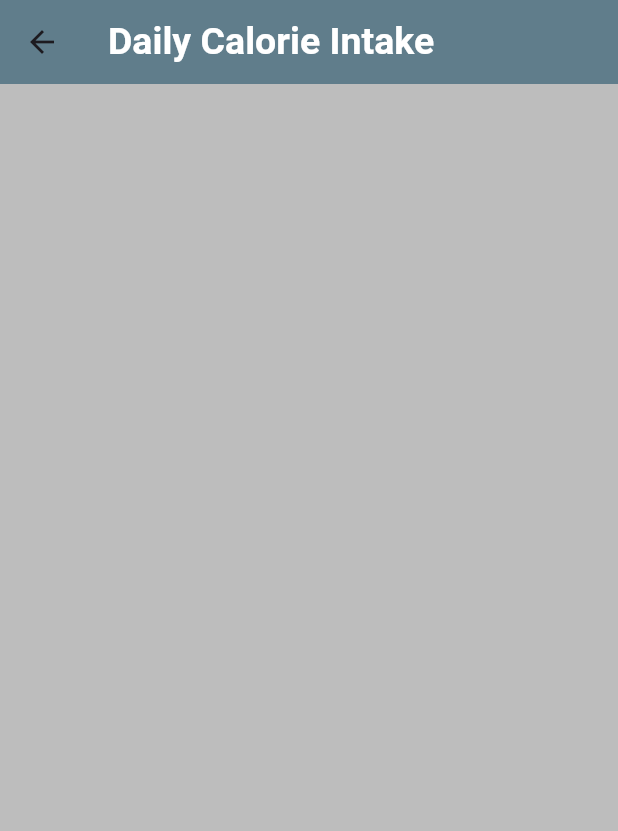
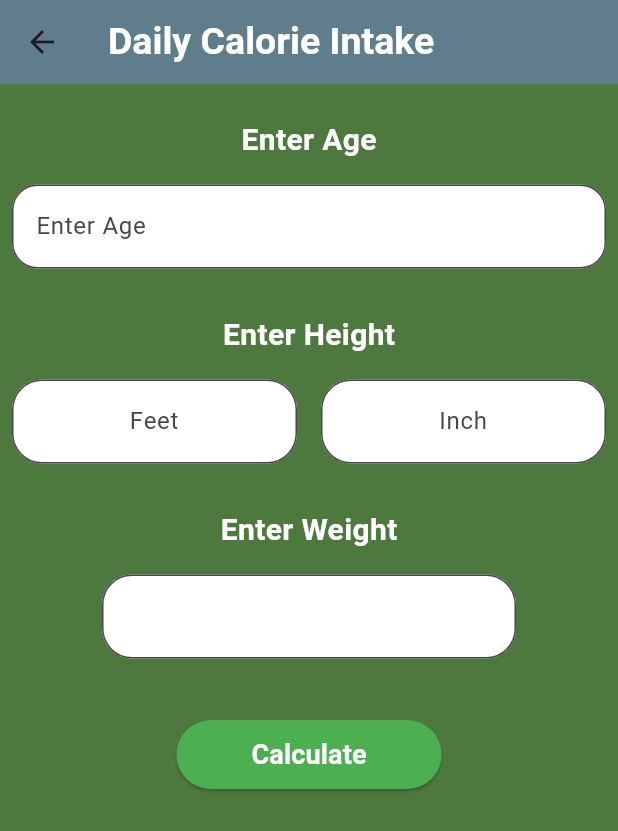
Before and after one commit to AayushxRajput/bmi_calculator, a Flutter app: the DailyCalorieIntake screen opened directly, on a phone screen of 412 x 824 dp. Shown: the top 831 px of the screen. Run offline on Flutter 3.47's test engine with Material 3 defaults, Android fonts, the phone set to English and light mode, and no system bars; our stand-ins replace numberpicker.

Commit message:
Daily Calorie Intake UI Complete

```diff
--- a/lib/home_children/body_mass_index.dart
+++ b/lib/home_children/body_mass_index.dart
@@ -28,7 +28,7 @@ class _BodyMassIndexState extends State<BodyMassIndex> {
               style: TextStyle(
               fontSize: 25,
               fontWeight: FontWeight.bold,
-                color: Colors.white,
+                color: Colors.black,
           ),
         ),
       ),
@@ -89,6 +89,7 @@ class _BodyMassIndexState extends State<BodyMassIndex> {
                         border: OutlineInputBorder(
                           borderRadius: BorderRadius.circular(20),
                         ),
+                        hintText: 'Feet',
                         fillColor: Colors.white,
                         filled: true,
                       ),
@@ -105,6 +106,7 @@ class _BodyMassIndexState extends State<BodyMassIndex> {
                         border: OutlineInputBorder(
                           borderRadius: BorderRadius.circular(20),
                         ),
+                        hintText: 'Inch',
                         fillColor: Colors.white,
                         filled: true,
                       ),
@@ -112,21 +114,6 @@ class _BodyMassIndexState extends State<BodyMassIndex> {
                     ),
                   ),
 
-
-                  const SizedBox(width: 16),
-                  Expanded(
-                    child: TextField(
-                      keyboardType: TextInputType.number,
-                      decoration: InputDecoration(
-                        border: OutlineInputBorder(
-                          borderRadius: BorderRadius.circular(20),
-                        ),
-                        fillColor: Colors.white,
-                        filled: true,
-                       ),
-                      textAlign: TextAlign.center,
-                    ),
-                  ),
                 ],
               ),
 
@@ -147,6 +134,8 @@ class _BodyMassIndexState extends State<BodyMassIndex> {
                 mainAxisAlignment: MainAxisAlignment.center,
                 children: [
                   Expanded(
+                    child: Padding(
+                      padding: const EdgeInsets.only(left: 60,right: 60),
                       child: TextField(
                         keyboardType: TextInputType.number,
                         decoration: InputDecoration(
@@ -159,22 +148,8 @@ class _BodyMassIndexState extends State<BodyMassIndex> {
                         textAlign: TextAlign.center,
                       ),
                     ),
+                  ),
 
-
-                  const SizedBox(width: 16),
-                  Expanded(
-                    child: TextField(
-                      keyboardType: TextInputType.number,
-                      decoration: InputDecoration(
-                        border: OutlineInputBorder(
-                          borderRadius: BorderRadius.circular(20),
-                        ),
-                        fillColor: Colors.white,
-                        filled: true,
-                      ),
-                      textAlign: TextAlign.center,
-                    ),
-                  ),
                 ],
               ),
 
--- a/lib/home_children/daily_calorie_intake.dart
+++ b/lib/home_children/daily_calorie_intake.dart
@@ -11,7 +11,7 @@ class _DailyCalorieIntakeState extends State<DailyCalorieIntake> {
   @override
   Widget build(BuildContext context) {
     return  Scaffold(
-      backgroundColor: Colors.black26,
+      backgroundColor: const Color(0xFF4E793E),
       appBar: AppBar(
         leading: IconButton(
           icon: const Icon(Icons.arrow_back),
@@ -29,6 +29,155 @@ class _DailyCalorieIntakeState extends State<DailyCalorieIntake> {
           ),
         ),
       ),
+
+      body:  Padding(
+        padding: const EdgeInsets.all(8.0),
+        child:  SingleChildScrollView(
+          child: Column(
+            mainAxisAlignment: MainAxisAlignment.start,
+            children: [
+
+              //Enter Age Text
+              const SizedBox(height: 15,),
+              const Text(
+                'Enter Age',
+                style: TextStyle(
+                  fontSize: 20,
+                  color: Colors.white,
+                  fontWeight: FontWeight.w700,
+                ),
+              ),
+
+              //Enter Age TextField
+              const SizedBox(height: 15,),
+              TextField(
+                keyboardType: TextInputType.number,
+                decoration: InputDecoration(
+                  border: OutlineInputBorder(
+                    borderRadius: BorderRadius.circular(17),
+                  ),
+
+                  hintText: 'Enter Age ',
+                  fillColor: Colors.white,
+                  filled: true,
+                ),
+              ),
+
+              //Enter Height Text
+              const SizedBox(height: 30,),
+              const Text(
+                'Enter Height',
+                style: TextStyle(
+                  fontSize: 20,
+                  color: Colors.white,
+                  fontWeight: FontWeight.w700,
+                ),
+              ),
+
+              //Enter Height TextField
+              const SizedBox(height: 15,),
+              Row(
+                mainAxisAlignment: MainAxisAlignment.center,
+                children: [
+                  Expanded(
+                    child: TextField(
+                      keyboardType: TextInputType.number,
+                      decoration: InputDecoration(
+                        border: OutlineInputBorder(
+                          borderRadius: BorderRadius.circular(20),
+                        ),
+                        hintText: 'Feet',
+                        fillColor: Colors.white,
+                        filled: true,
+                      ),
+                      textAlign: TextAlign.center,
+                    ),
+                  ),
+
+
+                  const SizedBox(width: 16),
+                  Expanded(
+                    child: TextField(
+                      keyboardType: TextInputType.number,
+                      decoration: InputDecoration(
+                        border: OutlineInputBorder(
+                          borderRadius: BorderRadius.circular(20),
+                        ),
+                        hintText: 'Inch',
+                        fillColor: Colors.white,
+                        filled: true,
+                      ),
+                      textAlign: TextAlign.center,
+                    ),
+                  ),
+
+                ],
+              ),
+
+              //Enter Weight Text
+              const SizedBox(height: 30,),
+              const Text(
+                'Enter Weight',
+                style: TextStyle(
+                  fontSize: 20,
+                  color: Colors.white,
+                  fontWeight: FontWeight.w700,
+                ),
+              ),
+
+              //Enter Weight TextField
+              const SizedBox(height: 15,),
+              Row(
+                mainAxisAlignment: MainAxisAlignment.center,
+                children: [
+                  Expanded(
+                    child: Padding(
+                      padding: const EdgeInsets.only(left: 60,right: 60),
+                      child: TextField(
+                        keyboardType: TextInputType.number,
+                        decoration: InputDecoration(
+                          border: OutlineInputBorder(
+                            borderRadius: BorderRadius.circular(20),
+                          ),
+                          fillColor: Colors.white,
+                          filled: true,
+                        ),
+                        textAlign: TextAlign.center,
+                      ),
+                    ),
+                  ),
+
+                ],
+              ),
+
+              //Calculate Button
+              const SizedBox(height: 40,),
+              ElevatedButton(
+                onPressed: () {
+                },
+
+                style: ElevatedButton.styleFrom(
+                  backgroundColor: Colors.green,
+                  padding: const EdgeInsets.symmetric(horizontal: 50, vertical: 10),
+                  shape: RoundedRectangleBorder(
+                    borderRadius: BorderRadius.circular(35),
+                  ),
+                ),
+
+                child: const Text(
+                  'Calculate',
+                  style: TextStyle(
+                    color: Colors.white,
+                    fontSize: 18,
+                    fontWeight: FontWeight.bold,
+                  ),
+                ),
+              )
+
+            ],
+          ),
+        ),
+      ),
     );
   }
 }
--- a/lib/home_children/daily_water_intake.dart
+++ b/lib/home_children/daily_water_intake.dart
@@ -30,9 +30,7 @@ class _DailyWaterIntakeState extends State<DailyWaterIntake> {
             style: TextStyle(
               fontSize: 24,
               fontWeight: FontWeight.bold,
-              fontFamily: 'Raleway',
-              letterSpacing: 1.0,
-            ),
+             ),
           ),
       ),
 
```
Lines whose indentation alone changed are shown as unchanged.
